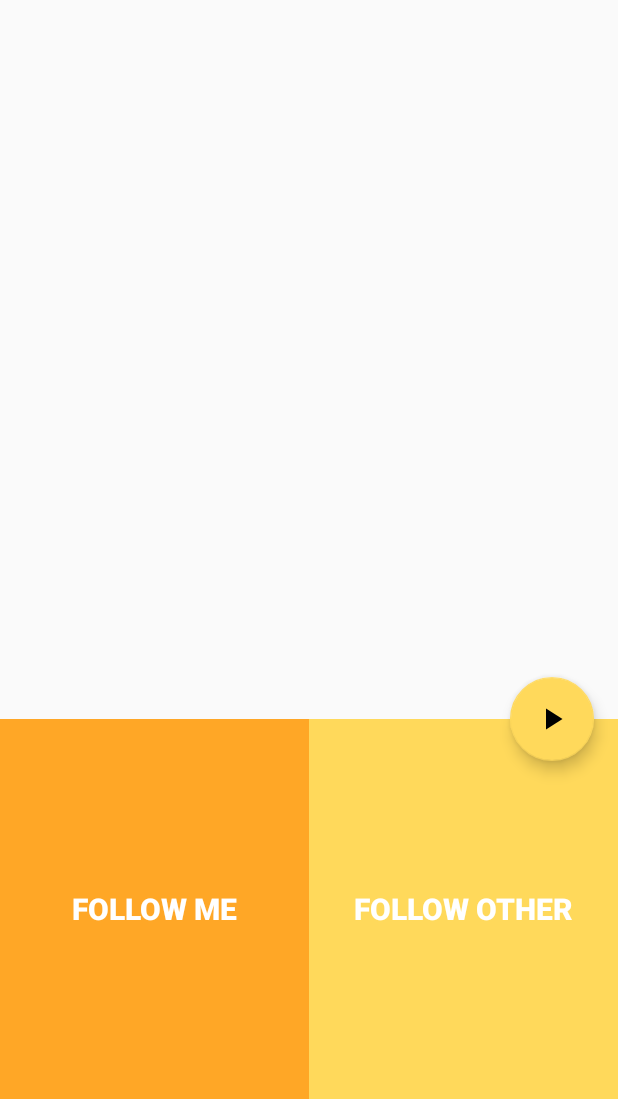
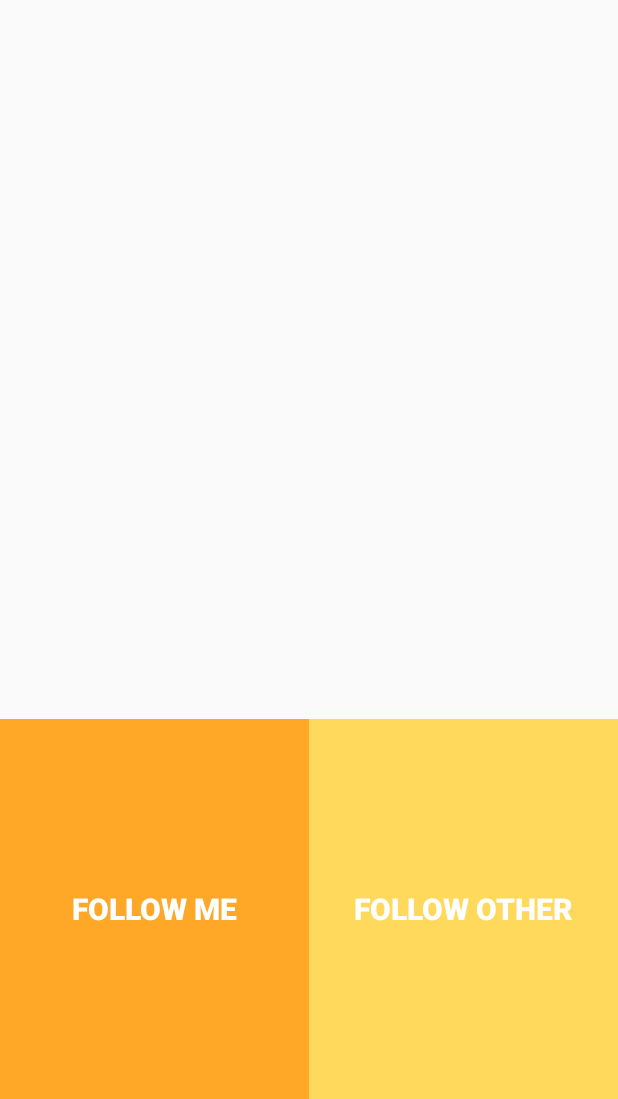
Before and after one commit to flormartin/follow-that-car, an Android app: the screen it shows after launch (MainActivity), on a phone screen of 412 x 824 dp, the part 137-1236 px from its top. Run offline under Robolectric (Android 15) with nearby library versions, the phone set to English and light mode, and no system bars.

Commit message:
Put all works together

```diff
--- a/app/src/main/java/de/tum/mw/ftm/followthatcar/DecisionFragment.java
+++ b/app/src/main/java/de/tum/mw/ftm/followthatcar/DecisionFragment.java
@@ -36,6 +36,7 @@ public class DecisionFragment extends Fragment {
             @Override
             public void onClick(View v) {
                 getFragmentManager().beginTransaction().replace(R.id.container,new ShowFragment()).commit();
+                setFabOn();
             }
         });
 
@@ -43,10 +44,14 @@ public class DecisionFragment extends Fragment {
             @Override
             public void onClick(View v) {
                 getFragmentManager().beginTransaction().replace(R.id.container,new InputFragment()).commit();
+                setFabOn();
             }
         });
 
         return view;
     }
 
+    private void setFabOn(){
+        getActivity().findViewById(R.id.fab).setVisibility(View.VISIBLE);
+    }
 }
--- a/app/src/main/java/de/tum/mw/ftm/followthatcar/MainActivity.java
+++ b/app/src/main/java/de/tum/mw/ftm/followthatcar/MainActivity.java
@@ -3,11 +3,8 @@ package de.tum.mw.ftm.followthatcar;
 import android.support.design.widget.FloatingActionButton;
 import android.support.v7.app.AppCompatActivity;
 import android.os.Bundle;
-import android.util.Log;
 import android.view.View;
 import android.widget.FrameLayout;
-import android.widget.LinearLayout;
-import android.widget.Button;
 
 import com.google.android.gms.maps.GoogleMap;
 import com.google.android.gms.maps.MapFragment;
@@ -20,9 +17,6 @@ public class MainActivity extends AppCompatActivity implements OnMapReadyCallbac
     private FrameLayout container;
     private boolean isServiceRunning = false;
 
-    private Button buttonMe;
-    private Button buttonOther;
-
     @Override
     protected void onCreate(Bundle savedInstanceState) {
         super.onCreate(savedInstanceState);
@@ -31,7 +25,7 @@ public class MainActivity extends AppCompatActivity implements OnMapReadyCallbac
         MapFragment mapFragment = (MapFragment) getFragmentManager().findFragmentById(R.id.map);
         mapFragment.getMapAsync(this);
 
-        getFragmentManager().beginTransaction().add(R.id.container,new DecisionFragment()).commit();
+        getFragmentManager().beginTransaction().add(R.id.container, new DecisionFragment()).commit();
         container = findViewById(R.id.container);
 
         fab = findViewById(R.id.fab);
@@ -50,14 +44,6 @@ public class MainActivity extends AppCompatActivity implements OnMapReadyCallbac
                     getContainerBack();
                     isServiceRunning = false;
                 }
-
-//                FrameLayout.LayoutParams params = new FrameLayout.LayoutParams(0, FrameLayout.LayoutParams.MATCH_PARENT);
-//                params.gravity = 0;
-//                try {
-//                    getFragmentManager().beginTransaction().remove(inputFragment).commit();
-//                }catch (NullPointerException e) {
-//                    Log.e(TAG, "onClick: ", e);
-//                }
 
             }
         });
--- a/app/src/main/res/layout/activity_main.xml
+++ b/app/src/main/res/layout/activity_main.xml
@@ -38,7 +38,8 @@
         android:layout_margin="16dp"
         android:src="@drawable/ic_start"
         map:layout_anchor="@id/map"
-        map:layout_anchorGravity="bottom|end"/>
+        map:layout_anchorGravity="bottom|end"
+        android:visibility="invisible"/>
 
 
 </android.support.design.widget.CoordinatorLayout>
```
